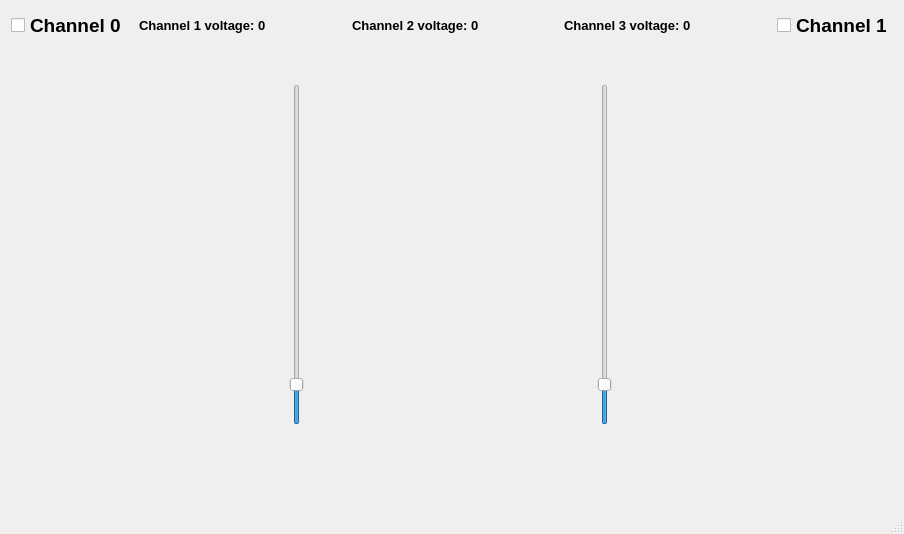
The window that ui/mainwindow.ui (Melomanstd/daq_gui) describes before a commit, drawn with Qt 5.
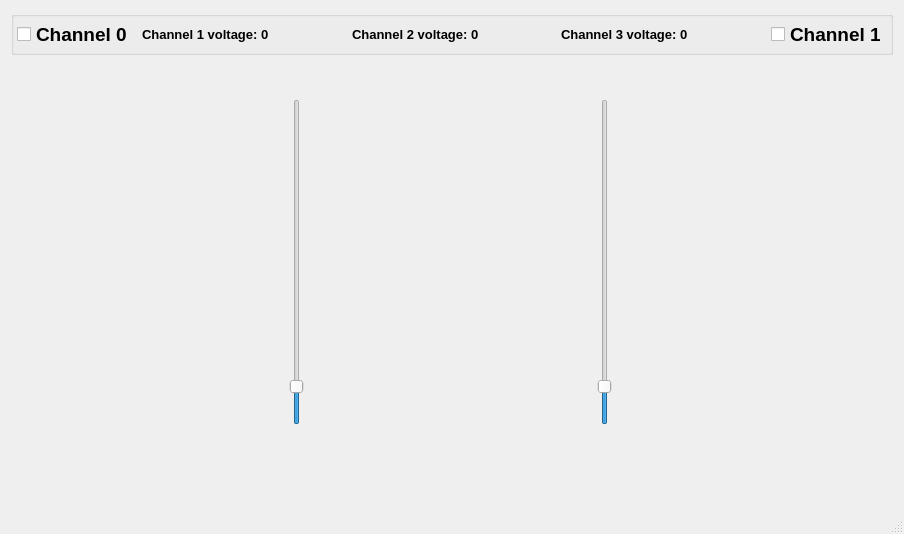
The same window after the commit. Icons and pictures are not drawn.

Patch:
```diff
--- a/ui/mainwindow.ui
+++ b/ui/mainwindow.ui
@@ -16,6 +16,27 @@
   <widget class="QWidget" name="centralWidget">
    <layout class="QVBoxLayout" name="verticalLayout_2">
     <item>
+     <widget class="QGroupBox" name="header_box">
+      <property name="autoFillBackground">
+       <bool>true</bool>
+      </property>
+      <property name="title">
+       <string/>
+      </property>
+      <layout class="QVBoxLayout" name="verticalLayout_4">
+       <property name="leftMargin">
+        <number>3</number>
+       </property>
+       <property name="topMargin">
+        <number>3</number>
+       </property>
+       <property name="rightMargin">
+        <number>3</number>
+       </property>
+       <property name="bottomMargin">
+        <number>3</number>
+       </property>
+       <item>
      <layout class="QHBoxLayout" name="horizontalLayout_2">
       <item>
        <widget class="QCheckBox" name="channelZero_check">
@@ -158,6 +179,9 @@
        </widget>
       </item>
      </layout>
+       </item>
+      </layout>
+     </widget>
     </item>
     <item>
      <layout class="QHBoxLayout" name="v_lay">
```
Lines whose indentation alone changed are shown as unchanged.
